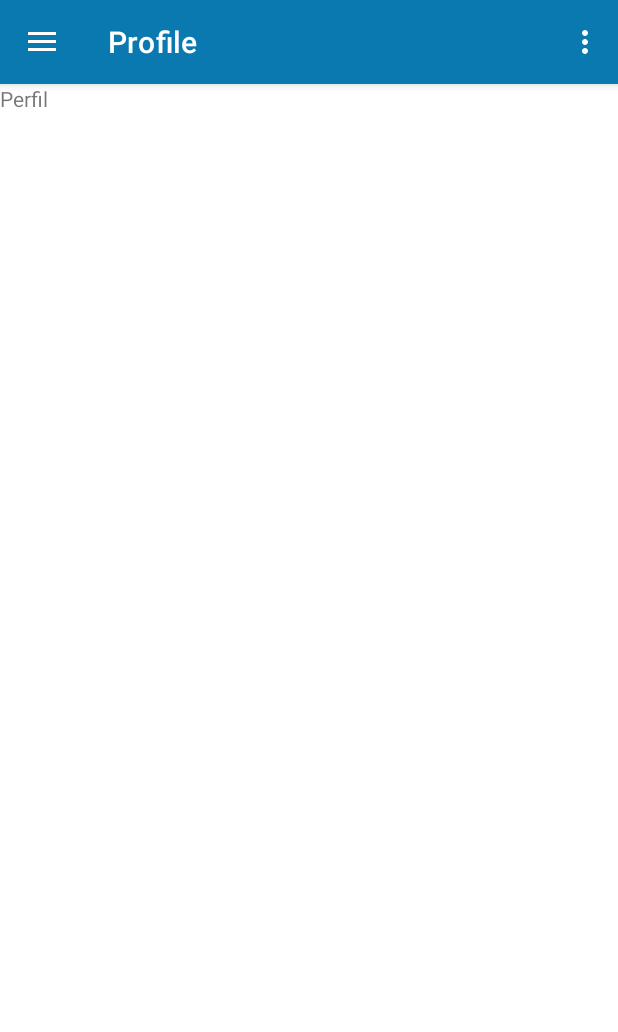
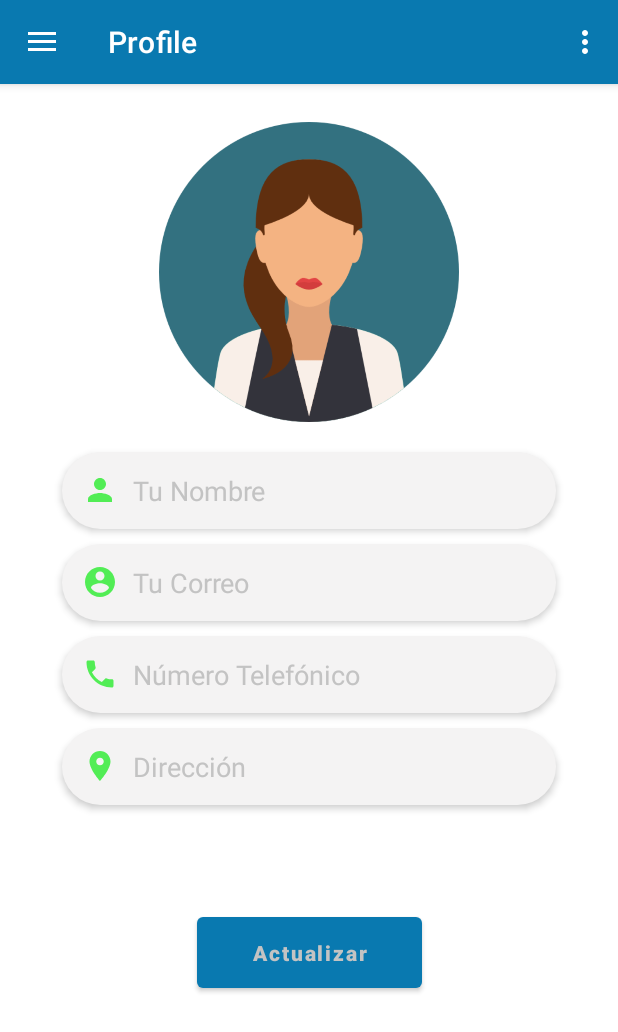
Before and after one commit to juanchanduvi/MyPetApp2, an Android app: the screen it shows after launch (MainActivity), in the side drawer, after a tap on "Profile", on a phone screen of 412 x 824 dp. Shown: the top 1032 px of the screen. Run offline under Robolectric (Android 15) with nearby library versions, the phone set to English and light mode, and no system bars; our stand-ins replace Firebase (no records; nobody signed in at launch, a user with empty details on screens opened directly), navigation-ui; Roboto replaces fonts that are not available here.

Commit message:
Sexto Commit - Avance del Profile v17

```diff
--- a/app/src/main/java/com/example/mypetapp/ui/home/HomeFragment.java
+++ b/app/src/main/java/com/example/mypetapp/ui/home/HomeFragment.java
@@ -4,6 +4,8 @@ import android.os.Bundle;
 import android.view.LayoutInflater;
 import android.view.View;
 import android.view.ViewGroup;
+import android.widget.ProgressBar;
+import android.widget.ScrollView;
 import android.widget.TextView;
 import android.widget.Toast;
 
@@ -33,6 +35,8 @@ import java.util.List;
 
 public class HomeFragment extends Fragment {
 
+    ScrollView scrollView;
+    ProgressBar progressBar;
     RecyclerView popularRec,homeCatRec,recommendedRec;
     FirebaseFirestore db;
 
@@ -57,6 +61,11 @@ public class HomeFragment extends Fragment {
         popularRec = root.findViewById(R.id.pop_rec);
         homeCatRec = root.findViewById(R.id.explore_rec);
         recommendedRec = root.findViewById(R.id.recommended_rec);
+        scrollView = root.findViewById(R.id.scroll_view);
+        progressBar = root.findViewById(R.id.progressbar);
+
+        progressBar.setVisibility(View.VISIBLE);
+        scrollView.setVisibility(View.GONE);
 
         //Popular Items
         popularRec.setLayoutManager(new LinearLayoutManager(getActivity(),RecyclerView.HORIZONTAL,false));
@@ -74,6 +83,9 @@ public class HomeFragment extends Fragment {
                                 PopularModel popularModel = document.toObject(PopularModel.class);
                                 popularModelList.add(popularModel);
                                 popularAdapters.notifyDataSetChanged();
+
+                                progressBar.setVisibility(View.GONE);
+                                scrollView.setVisibility(View.VISIBLE);
                             }
                         } else {
                             Toast.makeText(getActivity(), "Error:"+task.getException(), Toast.LENGTH_SHORT).show();
--- a/app/src/main/res/layout/fragment_home.xml
+++ b/app/src/main/res/layout/fragment_home.xml
@@ -1,5 +1,5 @@
 <?xml version="1.0" encoding="utf-8"?>
-<ScrollView xmlns:android="http://schemas.android.com/apk/res/android"
+<RelativeLayout xmlns:android="http://schemas.android.com/apk/res/android"
     xmlns:app="http://schemas.android.com/apk/res-auto"
     xmlns:tools="http://schemas.android.com/tools"
     android:layout_width="match_parent"
@@ -7,7 +7,18 @@
     android:background="#F3F1F1"
     tools:context=".ui.home.HomeFragment">
 
-    <LinearLayout
+    <ProgressBar
+        android:id="@+id/progressbar"
+        android:layout_width="wrap_content"
+        android:layout_height="wrap_content"
+        android:layout_centerInParent="true"/>
+
+    <ScrollView
+        android:id="@+id/scroll_view"
+        android:layout_width="match_parent"
+        android:layout_height="match_parent" >
+
+        <LinearLayout
         android:layout_width="match_parent"
         android:layout_height="wrap_content"
         android:orientation="vertical">
@@ -140,5 +151,5 @@
             android:id="@+id/recommended_rec" />
 
     </LinearLayout>
-
-</ScrollView>
+    </ScrollView>
+</RelativeLayout>
--- a/app/src/main/res/layout/fragment_profile.xml
+++ b/app/src/main/res/layout/fragment_profile.xml
@@ -4,11 +4,107 @@
     xmlns:tools="http://schemas.android.com/tools"
     android:layout_width="match_parent"
     android:layout_height="match_parent"
-    tools:context=".ui.profile.ProfileFragment">
+    tools:context=".ui.profile.ProfileFragment"
+    android:background="@color/white">
 
-    <TextView
+    <ImageView
+        android:id="@+id/profile_img"
         android:layout_width="match_parent"
-        android:layout_height="match_parent"
-        android:text="Perfil" />
+        android:layout_height="200dp"
+        android:src="@drawable/profile"
+        app:layout_constraintEnd_toEndOf="parent"
+        app:layout_constraintStart_toStartOf="parent"
+        app:layout_constraintTop_toTopOf="parent"
+        android:layout_marginTop="25dp"/>
+
+    <EditText
+        android:id="@+id/profile_name"
+        android:layout_width="0dp"
+        android:layout_height="wrap_content"
+        android:background="@drawable/edittext_bg"
+        android:hint="Tu Nombre"
+        android:padding="13dp"
+        android:layout_marginTop="20dp"
+        android:drawableLeft="@drawable/ic_baseline_person_24"
+        android:drawablePadding="10dp"
+        android:elevation="3dp"
+        android:textColorHint="#C3C3C3"
+        android:textColor="#737373"
+        app:layout_constraintEnd_toEndOf="parent"
+        app:layout_constraintStart_toStartOf="parent"
+        app:layout_constraintTop_toBottomOf="@+id/profile_img"
+        app:layout_constraintWidth_percent=".8" />
+
+    <EditText
+        android:id="@+id/profile_email"
+        android:layout_width="0dp"
+        android:layout_height="wrap_content"
+        android:background="@drawable/edittext_bg"
+        android:drawableLeft="@drawable/account"
+        android:drawablePadding="10dp"
+        android:inputType="textEmailAddress"
+        android:elevation="3dp"
+        android:hint="Tu Correo"
+        android:layout_marginTop="10dp"
+        android:padding="13dp"
+        android:textColor="#737373"
+        android:textColorHint="#C3C3C3"
+        app:layout_constraintEnd_toEndOf="parent"
+        app:layout_constraintStart_toStartOf="parent"
+        app:layout_constraintTop_toBottomOf="@+id/profile_name"
+        app:layout_constraintWidth_percent=".8" />
+
+    <EditText
+        android:id="@+id/profile_number"
+        android:layout_width="0dp"
+        android:layout_height="wrap_content"
+        android:background="@drawable/edittext_bg"
+        android:drawableLeft="@drawable/ic_baseline_local_phone_24"
+        android:drawablePadding="10dp"
+        android:elevation="3dp"
+        android:hint="Número Telefónico"
+        android:inputType="textPassword"
+        android:layout_marginTop="10dp"
+        android:padding="13dp"
+        android:textColor="#737373"
+        android:textColorHint="#C3C3C3"
+        app:layout_constraintEnd_toEndOf="parent"
+        app:layout_constraintStart_toStartOf="parent"
+        app:layout_constraintTop_toBottomOf="@+id/profile_email"
+        app:layout_constraintWidth_percent=".8" />
+
+    <EditText
+        android:id="@+id/profile_address"
+        android:layout_width="0dp"
+        android:layout_height="wrap_content"
+        android:background="@drawable/edittext_bg"
+        android:drawableLeft="@drawable/ic_baseline_location_on_24"
+        android:drawablePadding="10dp"
+        android:elevation="3dp"
+        android:hint="Dirección"
+        android:padding="13dp"
+        android:textColor="#737373"
+        android:textColorHint="#C3C3C3"
+        app:layout_constraintEnd_toEndOf="parent"
+        app:layout_constraintStart_toStartOf="parent"
+        app:layout_constraintTop_toBottomOf="@+id/profile_number"
+        app:layout_constraintWidth_percent=".8"
+        android:layout_marginTop="10dp"/>
+
+    <Button
+        android:id="@+id/update"
+        android:layout_width="150dp"
+        android:layout_height="wrap_content"
+        android:padding="14dp"
+        android:text="Actualizar"
+        android:textColor="#C3C3C3"
+        android:textAllCaps="false"
+        android:textStyle="bold"
+        app:layout_constraintBottom_toBottomOf="parent"
+        app:layout_constraintEnd_toEndOf="parent"
+        app:layout_constraintStart_toStartOf="parent"
+        app:layout_constraintTop_toBottomOf="@+id/profile_address"
+        app:layout_constraintVertical_bias=".3"
+        />
 
 </androidx.constraintlayout.widget.ConstraintLayout>
```
Also changed, not shown: app/src/main/res/drawable/profile.png.
